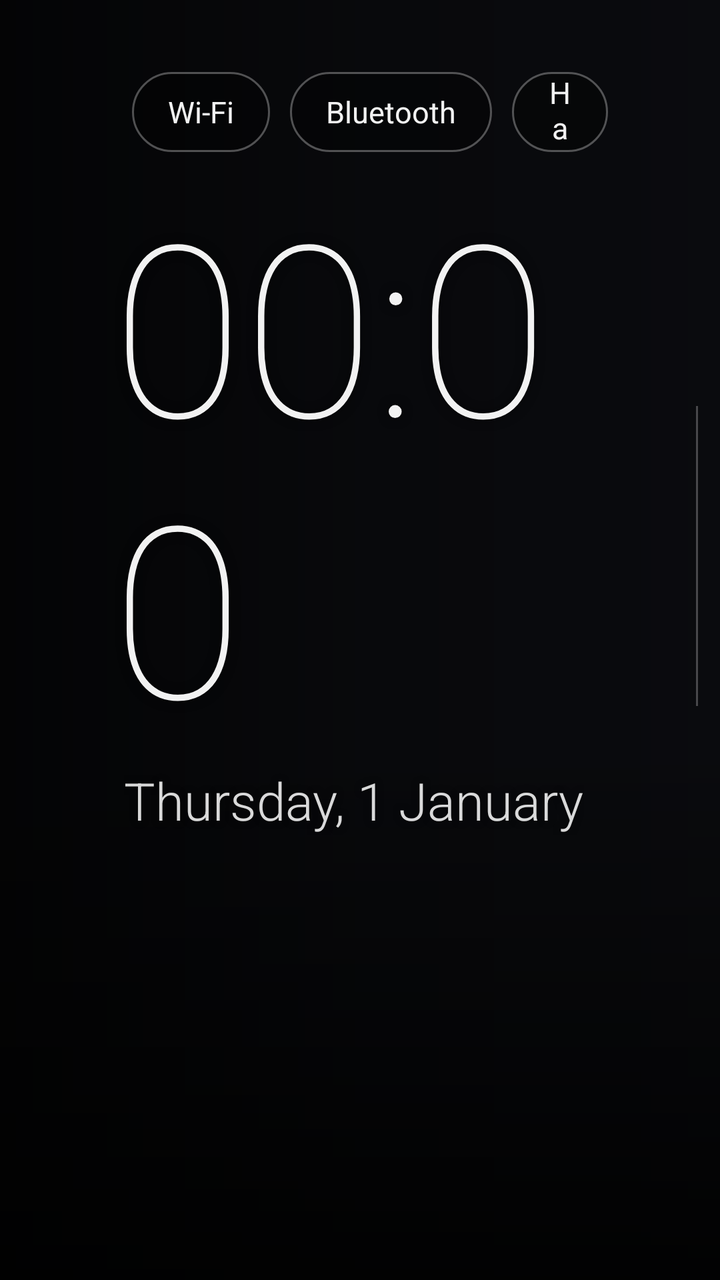
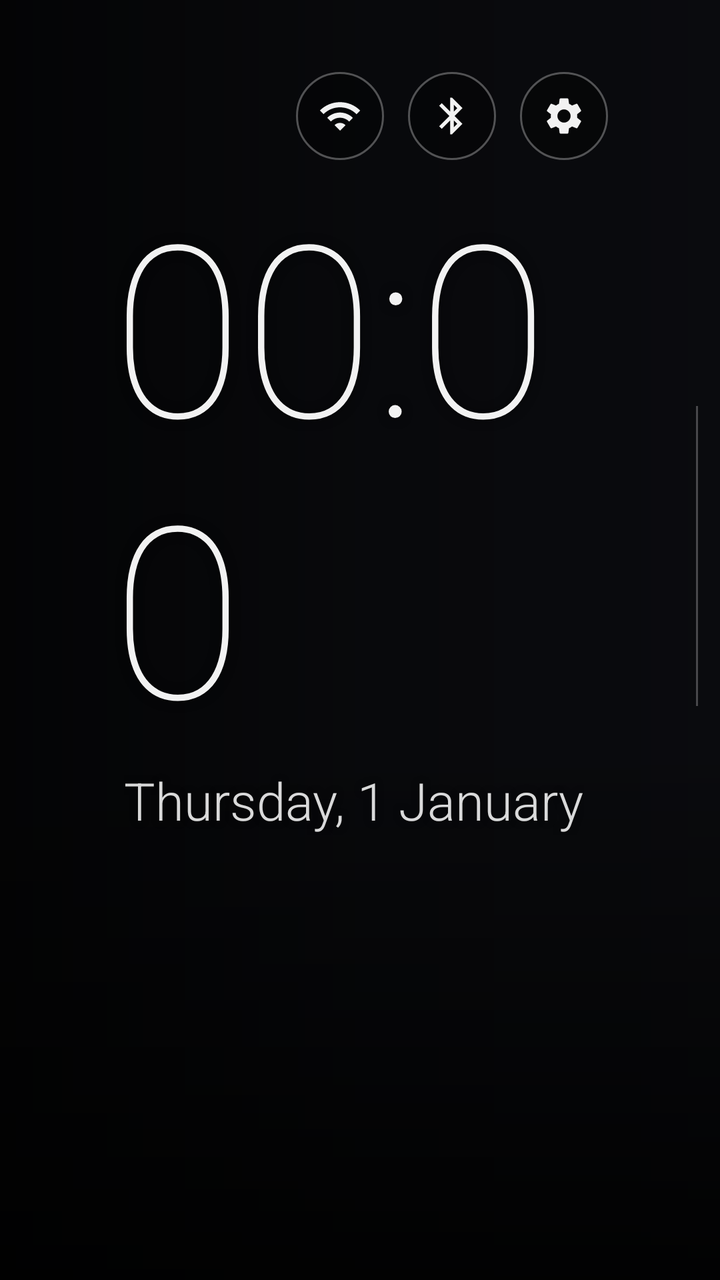

The first picture is an Android layout as it rendered before a commit; the second is the same layout after the commit. The layout source and the unified diff follow.
<!-- AndroidManifest.xml: application theme AppTheme -->
<!-- res/layout/activity_main.xml -->
<?xml version="1.0" encoding="utf-8"?>
<FrameLayout xmlns:android="http://schemas.android.com/apk/res/android"
    android:layout_width="match_parent"
    android:layout_height="match_parent"
    android:background="@color/bg">

    
    <ImageView
        android:id="@+id/wallpaper"
        android:layout_width="match_parent"
        android:layout_height="match_parent"
        android:alpha="0"
        android:importantForAccessibility="no"
        android:scaleType="centerCrop" />

    
    <View
        android:layout_width="match_parent"
        android:layout_height="match_parent"
        android:background="@drawable/scrim_left" />

    <View
        android:layout_width="match_parent"
        android:layout_height="280dp"
        android:layout_gravity="bottom"
        android:background="@drawable/scrim_bottom" />

    <FrameLayout
        android:layout_width="match_parent"
        android:layout_height="match_parent"
        android:clipChildren="false"
        android:clipToPadding="false"
        android:paddingStart="56dp"
        android:paddingEnd="56dp"
        android:paddingTop="36dp"
        android:paddingBottom="40dp">

        
        <TextView
            android:id="@+id/wallpaper_caption"
            android:layout_width="wrap_content"
            android:layout_height="40dp"
            android:layout_gravity="top|start"
            android:ellipsize="end"
            android:gravity="center_vertical"
            android:maxLines="1"
            android:maxWidth="420dp"
            android:shadowColor="#99000000"
            android:shadowRadius="6"
            android:textColor="#B3FFFFFF"
            android:textSize="13sp" />

        
        <LinearLayout
            android:layout_width="wrap_content"
            android:layout_height="wrap_content"
            android:layout_gravity="top|end"
            android:gravity="center_vertical"
            android:orientation="horizontal">

            <TextView
                android:id="@+id/btn_update"
                style="@style/Chip"
                android:drawableStart="@drawable/ic_update"
                android:drawablePadding="8dp"
                android:visibility="gone" />

            <TextView
                android:id="@+id/btn_vpn"
                style="@style/Chip"
                android:drawableStart="@drawable/ic_vpn_off"
                android:drawablePadding="8dp"
                android:text="@string/vpn"
                android:visibility="gone" />

            <TextView
                android:id="@+id/btn_wifi"
                style="@style/Chip"
                android:text="@string/wifi" />

            <TextView
                android:id="@+id/btn_bluetooth"
                style="@style/Chip"
                android:text="@string/bluetooth" />

            <TextView
                android:id="@+id/btn_settings"
                style="@style/Chip"
                android:text="@string/settings" />
        </LinearLayout>

        
        <LinearLayout
            android:layout_width="wrap_content"
            android:layout_height="wrap_content"
            android:layout_gravity="start|center_vertical"
            android:layout_marginBottom="40dp"
            android:clipChildren="false"
            android:gravity="center_vertical"
            android:orientation="horizontal">

            <LinearLayout
                android:layout_width="wrap_content"
                android:layout_height="wrap_content"
                android:orientation="vertical">

                <TextClock
                    android:id="@+id/clock"
                    android:layout_width="wrap_content"
                    android:layout_height="wrap_content"
                    android:fontFamily="sans-serif-thin"
                    android:format12Hour="HH:mm"
                    android:format24Hour="HH:mm"
                    android:includeFontPadding="false"
                    android:shadowColor="#80000000"
                    android:shadowRadius="12"
                    android:textColor="@color/text_primary"
                    android:textSize="120sp" />

                <TextClock
                    android:id="@+id/date"
                    android:layout_width="wrap_content"
                    android:layout_height="wrap_content"
                    android:layout_marginStart="6dp"
                    android:layout_marginTop="4dp"
                    android:fontFamily="sans-serif-light"
                    android:format12Hour="EEEE, d MMMM"
                    android:format24Hour="EEEE, d MMMM"
                    android:shadowColor="#80000000"
                    android:shadowRadius="8"
                    android:textColor="#D9FFFFFF"
                    android:textSize="26sp" />

                <TextView
                    android:id="@+id/rates"
                    android:layout_width="wrap_content"
                    android:layout_height="wrap_content"
                    android:layout_marginStart="6dp"
                    android:layout_marginTop="14dp"
                    android:fontFamily="sans-serif"
                    android:shadowColor="#80000000"
                    android:shadowRadius="8"
                    android:textColor="#D9FFFFFF"
                    android:textSize="20sp" />
            </LinearLayout>

            <View
                android:layout_width="1dp"
                android:layout_height="150dp"
                android:layout_marginStart="44dp"
                android:background="#40FFFFFF" />

            
            <LinearLayout
                android:id="@+id/weather_block"
                android:layout_width="wrap_content"
                android:layout_height="wrap_content"
                android:layout_marginStart="24dp"
                android:background="@drawable/weather_bg"
                android:clickable="true"
                android:focusable="true"
                android:gravity="center_vertical"
                android:orientation="horizontal"
                android:paddingStart="20dp"
                android:paddingTop="14dp"
                android:paddingEnd="24dp"
                android:paddingBottom="14dp">

                <ImageView
                    android:id="@+id/weather_icon"
                    android:layout_width="84dp"
                    android:layout_height="84dp"
                    android:importantForAccessibility="no"
                    android:visibility="invisible" />

                <LinearLayout
                    android:layout_width="wrap_content"
                    android:layout_height="wrap_content"
                    android:layout_marginStart="18dp"
                    android:orientation="vertical">

                    <TextView
                        android:id="@+id/weather_temp"
                        android:layout_width="wrap_content"
                        android:layout_height="wrap_content"
                        android:fontFamily="sans-serif-thin"
                        android:includeFontPadding="false"
                        android:shadowColor="#80000000"
                        android:shadowRadius="10"
                        android:text="—"
                        android:textColor="@color/text_primary"
                        android:textSize="64sp" />

                    <TextView
                        android:id="@+id/weather_desc"
                        android:layout_width="wrap_content"
                        android:layout_height="wrap_content"
                        android:layout_marginTop="2dp"
                        android:fontFamily="sans-serif-light"
                        android:maxWidth="300dp"
                        android:shadowColor="#80000000"
                        android:shadowRadius="8"
                        android:text="@string/weather_loading"
                        android:textColor="#F2FFFFFF"
                        android:textSize="20sp" />

                    <TextView
                        android:id="@+id/weather_details"
                        android:layout_width="wrap_content"
                        android:layout_height="wrap_content"
                        android:layout_marginTop="4dp"
                        android:maxWidth="300dp"
                        android:shadowColor="#80000000"
                        android:shadowRadius="8"
                        android:textColor="#B3FFFFFF"
                        android:textSize="15sp" />
                </LinearLayout>
            </LinearLayout>
        </LinearLayout>

        
        <HorizontalScrollView
            android:id="@+id/fav_scroll"
            android:layout_width="match_parent"
            android:layout_height="wrap_content"
            android:layout_gravity="bottom|start"
            android:clipChildren="false"
            android:clipToPadding="false"
            android:paddingTop="12dp"
            android:paddingBottom="8dp"
            android:scrollbars="none">

            <LinearLayout
                android:id="@+id/fav_row"
                android:layout_width="wrap_content"
                android:layout_height="wrap_content"
                android:clipChildren="false"
                android:clipToPadding="false"
                android:orientation="horizontal" />
        </HorizontalScrollView>
    </FrameLayout>
</FrameLayout>
<!-- resources referenced by this layout -->
<resources>
  <color name="bg">#0B0C10</color>
  <color name="text_primary">#F2F2F2</color>
  <!-- drawable scrim_bottom (drawable) -->
  <?xml version="1.0" encoding="utf-8"?>
  <shape xmlns:android="http://schemas.android.com/apk/res/android" android:shape="rectangle">
      <gradient
          android:angle="90"
          android:startColor="#D9000000"
          android:endColor="#00000000" />
  </shape>
  <string name="bluetooth">Bluetooth</string>
  <string name="settings">Настройки</string>
  <string name="vpn">VPN</string>
  <string name="weather_loading">Погода…</string>
  <string name="wifi">Wi-Fi</string>
  <!-- unchanged entries left out for length: 7 -->
</resources>

<!-- the commit's change to res/layout/activity_main.xml (unified diff, before → after) -->
@@ -55,38 +55,61 @@
             android:layout_width="wrap_content"
             android:layout_height="wrap_content"
             android:layout_gravity="top|end"
-            android:gravity="center_vertical"
-            android:orientation="horizontal">
+            android:gravity="end"
+            android:orientation="vertical">
+
+            <LinearLayout
+                android:layout_width="wrap_content"
+                android:layout_height="wrap_content"
+                android:gravity="center_vertical"
+                android:orientation="horizontal">
+
+                <TextView
+                    android:id="@+id/btn_update"
+                    style="@style/Chip"
+                    android:drawableStart="@drawable/ic_update"
+                    android:drawablePadding="8dp"
+                    android:visibility="gone" />
+
+                <ImageView
+                    android:id="@+id/btn_vpn"
+                    style="@style/Circle"
+                    android:contentDescription="@string/vpn"
+                    android:src="@drawable/ic_vpn_off"
+                    android:visibility="gone" />
+
+                <ImageView
+                    android:id="@+id/btn_wifi"
+                    style="@style/Circle"
+                    android:contentDescription="@string/wifi"
+                    android:src="@drawable/ic_wifi"
+                    android:tint="@color/chip_text" />
+
+                <ImageView
+                    android:id="@+id/btn_bluetooth"
+                    style="@style/Circle"
+                    android:contentDescription="@string/bluetooth"
+                    android:src="@drawable/ic_bluetooth"
+                    android:tint="@color/chip_text" />
+
+                <ImageView
+                    android:id="@+id/btn_settings"
+                    style="@style/Circle"
+                    android:contentDescription="@string/settings"
+                    android:src="@drawable/ic_settings"
+                    android:tint="@color/chip_text" />
+            </LinearLayout>
 
             <TextView
-                android:id="@+id/btn_update"
-                style="@style/Chip"
-                android:drawableStart="@drawable/ic_update"
-                android:drawablePadding="8dp"
-                android:visibility="gone" />
-
-            <TextView
-                android:id="@+id/btn_vpn"
-                style="@style/Chip"
-                android:drawableStart="@drawable/ic_vpn_off"
-                android:drawablePadding="8dp"
-                android:text="@string/vpn"
-                android:visibility="gone" />
-
-            <TextView
-                android:id="@+id/btn_wifi"
-                style="@style/Chip"
-                android:text="@string/wifi" />
-
-            <TextView
-                android:id="@+id/btn_bluetooth"
-                style="@style/Chip"
-                android:text="@string/bluetooth" />
-
-            <TextView
-                android:id="@+id/btn_settings"
-                style="@style/Chip"
-                android:text="@string/settings" />
+                android:id="@+id/top_hint"
+                android:layout_width="wrap_content"
+                android:layout_height="wrap_content"
+                android:layout_marginTop="8dp"
+                android:shadowColor="#99000000"
+                android:shadowRadius="6"
+                android:textColor="#E6FFFFFF"
+                android:textSize="13sp"
+                android:visibility="invisible" />
         </LinearLayout>
 
         
<!-- resource entries referenced after the edit -->
@@ -2,6 +2,27 @@
 <resources>
   <color name="bg">#0B0C10</color>
   <color name="text_primary">#F2F2F2</color>
+  <!-- drawable ic_bluetooth (drawable) -->
+  <?xml version="1.0" encoding="utf-8"?>
+  <vector xmlns:android="http://schemas.android.com/apk/res/android"
+      android:width="22dp" android:height="22dp"
+      android:viewportWidth="24" android:viewportHeight="24">
+      <path android:fillColor="#FFFFFFFF" android:pathData="M17.71,7.71L12,2h-1v7.59L6.41,5 5,6.41 10.59,12 5,17.59 6.41,19 11,14.41V22h1l5.71,-5.71 -4.3,-4.29 4.3,-4.29zM13,5.83l1.88,1.88L13,9.59V5.83zM14.88,16.29L13,18.17v-3.76l1.88,1.88z" />
+  </vector>
+  <!-- drawable ic_settings (drawable) -->
+  <?xml version="1.0" encoding="utf-8"?>
+  <vector xmlns:android="http://schemas.android.com/apk/res/android"
+      android:width="22dp" android:height="22dp"
+      android:viewportWidth="24" android:viewportHeight="24">
+      <path android:fillColor="#FFFFFFFF" android:pathData="M19.14,12.94c0.04,-0.3 0.06,-0.61 0.06,-0.94 0,-0.32 -0.02,-0.64 -0.07,-0.94l2.03,-1.58c0.18,-0.14 0.23,-0.41 0.12,-0.61l-1.92,-3.32c-0.12,-0.22 -0.37,-0.29 -0.59,-0.22l-2.39,0.96c-0.5,-0.38 -1.03,-0.7 -1.62,-0.94L14.4,2.81c-0.04,-0.24 -0.24,-0.41 -0.48,-0.41h-3.84c-0.24,0 -0.43,0.17 -0.47,0.41L9.25,5.35C8.66,5.59 8.12,5.92 7.63,6.29L5.24,5.33c-0.22,-0.08 -0.47,0 -0.59,0.22L2.74,8.87C2.62,9.08 2.66,9.34 2.86,9.48l2.03,1.58C4.84,11.36 4.8,11.69 4.8,12s0.02,0.64 0.07,0.94l-2.03,1.58c-0.18,0.14 -0.23,0.41 -0.12,0.61l1.92,3.32c0.12,0.22 0.37,0.29 0.59,0.22l2.39,-0.96c0.5,0.38 1.03,0.7 1.62,0.94l0.36,2.54c0.05,0.24 0.24,0.41 0.48,0.41h3.84c0.24,0 0.44,-0.17 0.47,-0.41l0.36,-2.54c0.59,-0.24 1.13,-0.56 1.62,-0.94l2.39,0.96c0.22,0.08 0.47,0 0.59,-0.22l1.92,-3.32c0.12,-0.22 0.07,-0.47 -0.12,-0.61L19.14,12.94zM12,15.6c-1.98,0 -3.6,-1.62 -3.6,-3.6s1.62,-3.6 3.6,-3.6 3.6,1.62 3.6,3.6S13.98,15.6 12,15.6z" />
+  </vector>
+  <!-- drawable ic_wifi (drawable) -->
+  <?xml version="1.0" encoding="utf-8"?>
+  <vector xmlns:android="http://schemas.android.com/apk/res/android"
+      android:width="22dp" android:height="22dp"
+      android:viewportWidth="24" android:viewportHeight="24">
+      <path android:fillColor="#FFFFFFFF" android:pathData="M1,9l2,2c4.97,-4.97 13.03,-4.97 18,0l2,-2C16.93,2.93 7.08,2.93 1,9zM9,17l3,3 3,-3c-1.65,-1.66 -4.34,-1.66 -6,0zM5,13l2,2c2.76,-2.76 7.24,-2.76 10,0l2,-2C15.14,9.14 8.87,9.14 5,13z" />
+  </vector>
   <!-- drawable scrim_bottom (drawable) -->
   <?xml version="1.0" encoding="utf-8"?>
   <shape xmlns:android="http://schemas.android.com/apk/res/android" android:shape="rectangle">
@@ -15,6 +36,31 @@
   <string name="vpn">VPN</string>
   <string name="weather_loading">Погода…</string>
   <string name="wifi">Wi-Fi</string>
+  <style name="Circle">
+          <item name="android:layout_width">44dp</item>
+          <item name="android:layout_height">44dp</item>
+          <item name="android:layout_marginStart">12dp</item>
+          <item name="android:padding">11dp</item>
+          <item name="android:background">@drawable/circle_bg</item>
+          <item name="android:focusable">true</item>
+          <item name="android:clickable">true</item>
+          <item name="android:scaleType">fitCenter</item>
+      </style>
+  <!-- drawable circle_bg (drawable) -->
+  <?xml version="1.0" encoding="utf-8"?>
+  <selector xmlns:android="http://schemas.android.com/apk/res/android">
+      <item android:state_focused="true">
+          <shape android:shape="oval">
+              <solid android:color="#FFF2F2F2" />
+          </shape>
+      </item>
+      <item>
+          <shape android:shape="oval">
+              <solid android:color="#59000000" />
+              <stroke android:width="1dp" android:color="#4DFFFFFF" />
+          </shape>
+      </item>
+  </selector>
   <!-- unchanged entries left out for length: 7 -->
 </resources>
 
